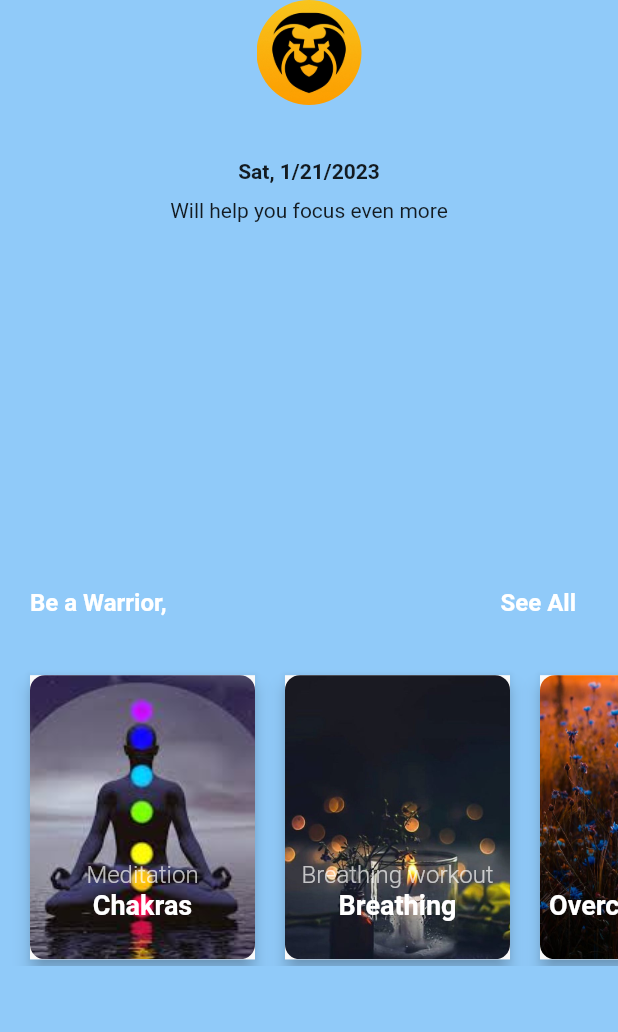
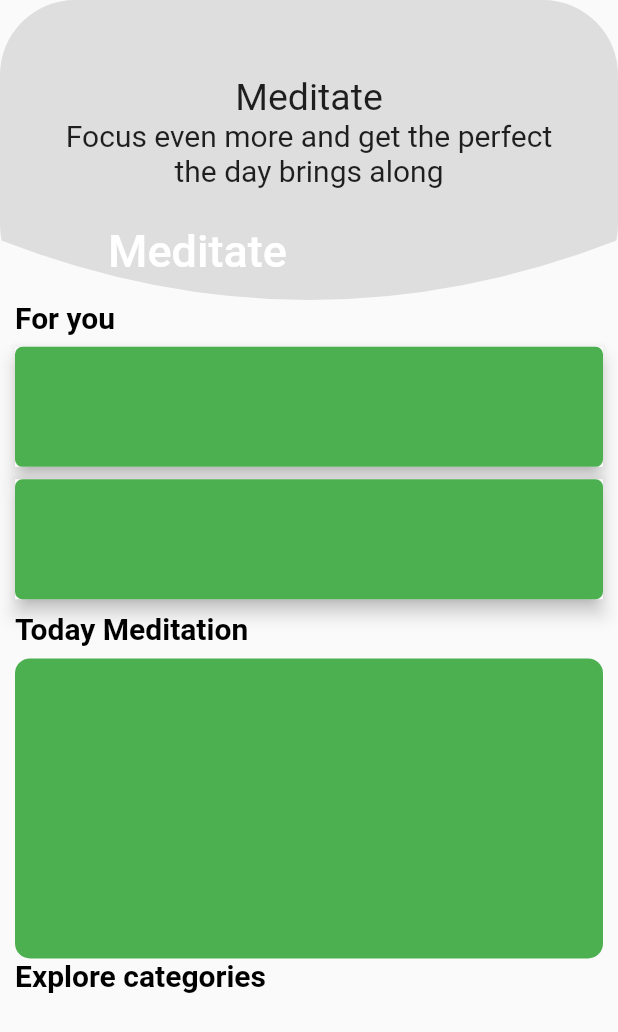
Before and after one commit to dangakeri/warrior, a Flutter app: the HomePage screen opened directly, on a phone screen of 412 x 824 dp. Shown: the top 1032 px of the screen. Run offline on Flutter 3.47's test engine with Material 2 defaults, Android fonts, the phone set to English and light mode, and no system bars; our stand-ins replace assets_audio_player, avatar_glow, bootstrap_icons, flutter_custom_clippers, flutter_local_notifications, flutter_native_timezone and 6 more; accounts and stored records are empty; project files that could hold a hidden picture were left out.

Commit message:
meditation

```diff
--- a/lib/pages/HomePage.dart
+++ b/lib/pages/HomePage.dart
@@ -6,6 +6,7 @@ import 'package:Warriors/pages/settings.dart';
 import 'package:assets_audio_player/assets_audio_player.dart';
 import 'package:bootstrap_icons/bootstrap_icons.dart';
 import 'package:flutter/material.dart';
+import 'package:flutter_custom_clippers/flutter_custom_clippers.dart';
 import 'package:intl/intl.dart';
 import 'package:modal_bottom_sheet/modal_bottom_sheet.dart';
 import 'package:shared_preferences/shared_preferences.dart';
@@ -70,8 +71,7 @@ class _HomePageState extends State<HomePage> {
   @override
   Widget build(BuildContext context) {
     return Scaffold(
-      // backgroundColor: Colors.transparent,
-      backgroundColor: Theme.of(context).backgroundColor,
+      // backgroundColor: Colors.black,
 
       // appBar: AppBar(
       //   elevation: 0,
@@ -90,172 +90,276 @@ class _HomePageState extends State<HomePage> {
       //     const SizedBox(width: 10),
       //   ],
       // ),
-      body: ListView(
-        physics: const BouncingScrollPhysics(),
-        children: [
-          Center(
-            child: Padding(
-              padding: const EdgeInsets.symmetric(horizontal: 20.0),
+      //  ClipPath(
+      //       clipper: RoundedDiagonalPathClipper(),
+      //       child: Container(
+      //         height: 320,
+      //         decoration: BoxDecoration(
+      //           borderRadius: BorderRadius.all(Radius.circular(50.0)),
+      //           color: Colors.orange,
+      //         ),
+      //         child: Center(child: Text("RoundedDiagonalPathClipper()")),
+      //       ),
+      //     ),
+      // body: ListView(
+      //   physics: const BouncingScrollPhysics(),
+      //   children: [
+
+      //     const SizedBox(height: 30),
+      //     const SizedBox(height: 200),
+      //     Padding(
+      //       padding: const EdgeInsets.symmetric(horizontal: 20),
+      //       child: Row(
+      //         children: [
+      //           Text(
+      //             'Be a Warrior, $name ',
+      //             style: const TextStyle(
+      //                 fontWeight: FontWeight.bold,
+      //                 fontSize: 16,
+      //                 color: Colors.white),
+      //           ),
+      //           const Spacer(),
+      //           TextButton(
+      //             onPressed: () {
+      //               Navigator.of(context).push(
+      //                 MaterialPageRoute(
+      //                   builder: (_) => const SeeAll(),
+      //                 ),
+      //               );
+      //             },
+      //             child: Text(
+      //               'See All',
+      //               style: TextStyle(
+      //                   fontWeight: FontWeight.bold,
+      //                   fontSize: 16,
+      //                   color: Colors.white),
+      //             ),
+      //           ),
+      //         ],
+      //       ),
+      //     ),
+      //     const SizedBox(height: 20),
+      //     Container(
+      //       height: MediaQuery.of(context).size.height * 0.24,
+      //       width: MediaQuery.of(context).size.width,
+      //       child: ListView(
+      //         scrollDirection: Axis.horizontal,
+      //         physics: const BouncingScrollPhysics(),
+      //         children: [
+      //           Row(
+      //             children: [
+      //               const SizedBox(width: 20),
+      //               GestureDetector(
+      //                 onTap: () {
+      //                   Navigator.of(context).push(
+      //                     MaterialPageRoute(
+      //                       builder: (_) => const ChakraPage(),
+      //                     ),
+      //                   );
+      //                 },
+      //                 child: const TilesContainerWidget(
+      //                   text: 'Meditation',
+      //                   content: 'Chakras',
+      //                   image: AssetImage('assets/chakra.jpeg'),
+      //                 ),
+      //               ),
+      //               const SizedBox(width: 20),
+      //               GestureDetector(
+      //                 onTap: () {
+      //                   Navigator.of(context).push(
+      //                     MaterialPageRoute(
+      //                       builder: (_) => const BreathingPage(),
+      //                     ),
+      //                   );
+      //                 },
+      //                 child: const TilesContainerWidget(
+      //                   text: 'Breathing workout',
+      //                   content: 'Breathing',
+      //                   image: AssetImage('assets/breathing.jpg'),
+      //                 ),
+      //               ),
+      //               const SizedBox(width: 20),
+      //               GestureDetector(
+      //                 onTap: () {
+      //                   Navigator.of(context).push(
+      //                     MaterialPageRoute(
+      //                       builder: (_) => const ChakraPage(),
+      //                     ),
+      //                   );
+      //                 },
+      //                 child: const TilesContainerWidget(
+      //                   text: 'Fear',
+      //                   content: 'Overcoming Fear',
+      //                   image: AssetImage('assets/fear.jpeg'),
+      //                 ),
+      //               ),
+      //               const SizedBox(width: 20),
+      //               GestureDetector(
+      //                 onTap: () {
+      //                   Navigator.of(context).push(
+      //                     MaterialPageRoute(
+      //                       builder: (_) => const ChakraPage(),
+      //                     ),
+      //                   );
+      //                 },
+      //                 child: const TilesContainerWidget(
+      //                   text: 'stressed',
+      //                   content: 'Stress',
+      //                   image: AssetImage('assets/stress.jpeg'),
+      //                 ),
+      //               ),
+      //               const SizedBox(width: 20),
+      //               GestureDetector(
+      //                 onTap: () {
+      //                   Navigator.of(context).push(
+      //                     MaterialPageRoute(
+      //                       builder: (_) => const ChakraPage(),
+      //                     ),
+      //                   );
+      //                 },
+      //                 child: const TilesContainerWidget(
+      //                   text: 'Anxious',
+      //                   content: 'Anxiety',
+      //                   image: AssetImage('assets/anxiety.jpeg'),
+      //                 ),
+      //               ),
+      //             ],
+      //           ),
+      //         ],
+      //       ),
+      //     ),
+      //     const SizedBox(height: 30),
+      //   ],
+      // ),
+      body: CustomScrollView(
+        slivers: [
+          SliverAppBar(
+            backgroundColor: Colors.transparent,
+            expandedHeight: 200,
+            pinned: true,
+            flexibleSpace: FlexibleSpaceBar(
+              title: const Text('Meditate'),
+              background: ClipPath(
+                clipper: OvalBottomBorderClipper(),
+                child: Container(
+                  height: 200,
+                  decoration: BoxDecoration(
+                    borderRadius: const BorderRadius.all(Radius.circular(50.0)),
+                    color: Colors.grey.withOpacity(.3),
+                  ),
                   child: Center(
-                child: ClipRRect(
-                  borderRadius: BorderRadius.circular(50),
-                  child: GestureDetector(
-                    onTap: () {
-                      NotificationsApi.showNotification(
-                        scheduleDate:
-                            DateTime.now().add(const Duration(seconds: 12)),
-                        title: 'Warrior',
-                        body:
-                            'Conveniently budget for your monthly fare with Tap & Go and travel stress-free!',
-                        payload: '',
-                      );
-                    },
-                    child: Image.asset(
-                      'assets/warrior.jpeg',
-                      height: 70,
-                      width: 70,
+                      child: Column(
+                    children: const [
+                      SizedBox(height: 50),
+                      Text(
+                        'Meditate',
+                        style: TextStyle(
+                          fontSize: 25,
+                        ),
+                      ),
+                      Padding(
+                        padding: EdgeInsets.symmetric(horizontal: 40),
+                        child: Text(
+                          'Focus even more and get the perfect the day brings along',
+                          style: TextStyle(
+                            fontSize: 20,
+                          ),
+                          textAlign: TextAlign.center,
+                        ),
+                      ),
+                    ],
+                  )),
                 ),
               ),
             ),
           ),
-            ),
-          ),
-          const SizedBox(height: 10),
-          Center(child: Text(name)),
-          const SizedBox(height: 10),
-          Center(
-              child: Text(
-            date,
-            style: const TextStyle(
-              fontWeight: FontWeight.bold,
-            ),
-          )),
-          const SizedBox(height: 10),
-          const Center(child: Text('Will help you focus even more')),
-          const SizedBox(height: 30),
-          const SizedBox(height: 200),
+          SliverList(
+            delegate: SliverChildListDelegate(
+              [
                 Padding(
-            padding: const EdgeInsets.symmetric(horizontal: 20),
-            child: Row(
+                  padding: const EdgeInsets.symmetric(horizontal: 10),
+                  child: Column(
                     children: [
+                      Row(
+                        children: const [
                           Text(
-                  'Be a Warrior, $name ',
-                  style: const TextStyle(
-                      fontWeight: FontWeight.bold,
-                      fontSize: 16,
-                      color: Colors.white),
-                ),
-                const Spacer(),
-                TextButton(
-                  onPressed: () {
-                    Navigator.of(context).push(
-                      MaterialPageRoute(
-                        builder: (_) => const SeeAll(),
-                      ),
-                    );
-                  },
-                  child: Text(
-                    'See All',
+                            'For you',
                             style: TextStyle(
-                        fontWeight: FontWeight.bold,
-                        fontSize: 16,
-                        color: Colors.white),
+                              fontSize: 20,
+                              fontWeight: FontWeight.w600,
+                              color: Colors.black,
                             ),
                           ),
                         ],
                       ),
-          ),
-          const SizedBox(height: 20),
-          Container(
-            height: MediaQuery.of(context).size.height * 0.24,
-            width: MediaQuery.of(context).size.width,
-            child: ListView(
-              scrollDirection: Axis.horizontal,
-              physics: const BouncingScrollPhysics(),
-              children: [
-                Row(
-                  children: [
-                    const SizedBox(width: 20),
-                    GestureDetector(
-                      onTap: () {
-                        Navigator.of(context).push(
-                          MaterialPageRoute(
-                            builder: (_) => const ChakraPage(),
-                          ),
-                        );
-                      },
-                      child: const TilesContainerWidget(
-                        text: 'Meditation',
-                        content: 'Chakras',
-                        image: AssetImage('assets/chakra.jpeg'),
+                      SizedBox(
+                          height: MediaQuery.of(context).size.height * 0.01),
+                      Material(
+                        elevation: 5,
+                        child: Container(
+                          height: 80,
+                          width: double.infinity,
+                          decoration: BoxDecoration(
+                            color: Colors.green,
+                            borderRadius: BorderRadius.circular(5),
                           ),
                         ),
-                    const SizedBox(width: 20),
-                    GestureDetector(
-                      onTap: () {
-                        Navigator.of(context).push(
-                          MaterialPageRoute(
-                            builder: (_) => const BreathingPage(),
                       ),
-                        );
-                      },
-                      child: const TilesContainerWidget(
-                        text: 'Breathing workout',
-                        content: 'Breathing',
-                        image: AssetImage('assets/breathing.jpg'),
+                      SizedBox(
+                          height: MediaQuery.of(context).size.height * 0.01),
+                      Material(
+                        elevation: 5,
+                        child: Container(
+                          height: 80,
+                          width: double.infinity,
+                          decoration: BoxDecoration(
+                            color: Colors.green,
+                            borderRadius: BorderRadius.circular(5),
                           ),
                         ),
-                    const SizedBox(width: 20),
-                    GestureDetector(
-                      onTap: () {
-                        Navigator.of(context).push(
-                          MaterialPageRoute(
-                            builder: (_) => const ChakraPage(),
                       ),
-                        );
-                      },
-                      child: const TilesContainerWidget(
-                        text: 'Fear',
-                        content: 'Overcoming Fear',
-                        image: AssetImage('assets/fear.jpeg'),
-                      ),
-                    ),
-                    const SizedBox(width: 20),
-                    GestureDetector(
-                      onTap: () {
-                        Navigator.of(context).push(
-                          MaterialPageRoute(
-                            builder: (_) => const ChakraPage(),
-                          ),
-                        );
-                      },
-                      child: const TilesContainerWidget(
-                        text: 'stressed',
-                        content: 'Stress',
-                        image: AssetImage('assets/stress.jpeg'),
-                      ),
-                    ),
-                    const SizedBox(width: 20),
-                    GestureDetector(
-                      onTap: () {
-                        Navigator.of(context).push(
-                          MaterialPageRoute(
-                            builder: (_) => const ChakraPage(),
-                          ),
-                        );
-                      },
-                      child: const TilesContainerWidget(
-                        text: 'Anxious',
-                        content: 'Anxiety',
-                        image: AssetImage('assets/anxiety.jpeg'),
+                      SizedBox(
+                          height: MediaQuery.of(context).size.height * 0.01),
+                      Row(
+                        children: const [
+                          Text(
+                            'Today Meditation',
+                            style: TextStyle(
+                              fontSize: 20,
+                              fontWeight: FontWeight.w600,
+                              color: Colors.black,
                             ),
                           ),
                         ],
                       ),
+                      SizedBox(
+                          height: MediaQuery.of(context).size.height * 0.01),
+                      Container(
+                        height: 200,
+                        width: double.infinity,
+                        decoration: BoxDecoration(
+                          color: Colors.green,
+                          borderRadius: BorderRadius.circular(10),
+                        ),
+                      ),
+                      Row(
+                        children: const [
+                          Text(
+                            'Explore categories',
+                            style: TextStyle(
+                              fontSize: 20,
+                              fontWeight: FontWeight.w600,
+                              color: Colors.black,
+                            ),
+                          ),
+                        ],
+                      )
                     ],
                   ),
                 ),
-          const SizedBox(height: 30),
+              ],
+            ),
+          )
         ],
       ),
     );
```
Lines whose indentation alone changed are shown as unchanged.
